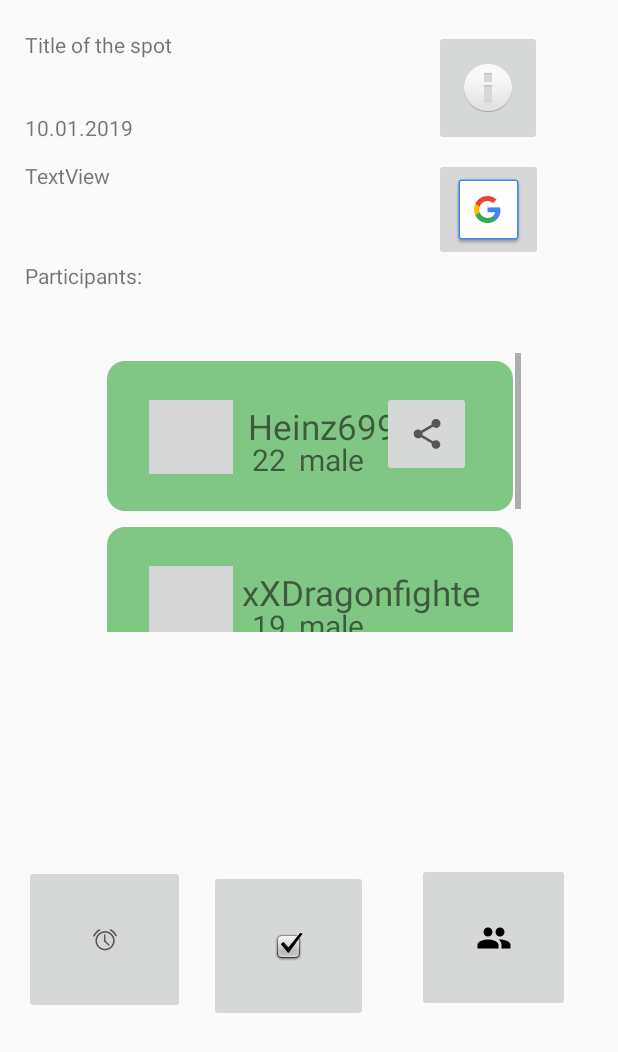
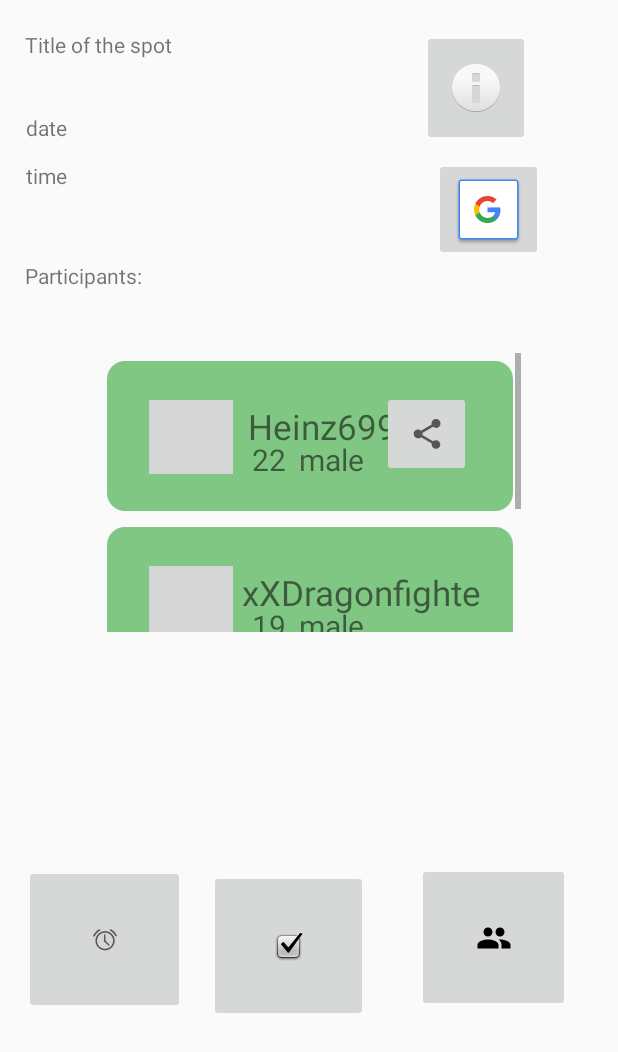
Before and after one commit to richardschaeffer96/PEM2018, an Android app: the SpotInterface screen opened directly, with no data from a screen before it, on a phone screen of 412 x 824 dp. Shown: the top 1052 px of the screen. Run offline under Robolectric (Android 15) with nearby library versions, the phone set to English and light mode, and no system bars; 4 statements that could not run were skipped; grey boxes are pictures that could not be loaded.

```diff
--- a/app/src/main/java/com/example/richa_000/sponnect/Menu.java
+++ b/app/src/main/java/com/example/richa_000/sponnect/Menu.java
@@ -76,7 +76,7 @@ public class Menu extends AppCompatActivity {
                 mRecyclerView = findViewById(R.id.recyclerview);
                 mRecyclerView.setHasFixedSize(true);
                 mLayoutManager = new LinearLayoutManager(mRecyclerView.getContext());
-                mAdapter = new SpotAdapter(mySpotList);
+                mAdapter = new SpotAdapter(mySpotList, userID);
 
                 mRecyclerView.setLayoutManager(mLayoutManager);
                 mRecyclerView.setAdapter(mAdapter);
--- a/app/src/main/java/com/example/richa_000/sponnect/Spot.java
+++ b/app/src/main/java/com/example/richa_000/sponnect/Spot.java
@@ -1,6 +1,8 @@
 package com.example.richa_000.sponnect;
 
-class Spot {
+import java.io.Serializable;
+
+class Spot implements Serializable {
 
     private String title;
     private String address;
--- a/app/src/main/java/com/example/richa_000/sponnect/SpotInterface.java
+++ b/app/src/main/java/com/example/richa_000/sponnect/SpotInterface.java
@@ -4,19 +4,38 @@ import android.support.v7.app.AppCompatActivity;
 import android.os.Bundle;
 import android.support.v7.widget.LinearLayoutManager;
 import android.support.v7.widget.RecyclerView;
+import android.util.Log;
+import android.widget.TextView;
 
 import java.util.ArrayList;
 
 public class SpotInterface extends AppCompatActivity {
 
+    private static final String TAG = "SpotInterface";
+
+    private TextView spotTitle;
+    private TextView spotDate;
+    private TextView spotTime;
+    private TextView spotDesc;
+
     private RecyclerView mRecyclerView;
     private RecyclerView.Adapter mAdapter;
     private RecyclerView.LayoutManager mLayoutManager;
+
+    private String userID;
+    private Spot spot;
 
     @Override
     protected void onCreate(Bundle savedInstanceState) {
         super.onCreate(savedInstanceState);
         setContentView(R.layout.activity_spot_interface);
+
+        userID = getIntent().getStringExtra("id");
+        spot = (Spot) getIntent().getSerializableExtra("spot");
+        Log.d(TAG, "onCreate: Given Spot that was clicked is: "+spot.getTitle()+", on: "+spot.getDate()+", "+spot.getTime());
+        setSpotInformation(spot);
+
+        //Log.d(TAG, "onCreate: User is logged in"+userID);
 
         ArrayList<ParticipantsExample> exampleList = new ArrayList<>();
         //Drawable images will not be pushed, need to be copied seprately. -Nanni
@@ -32,4 +51,18 @@ public class SpotInterface extends AppCompatActivity {
         mRecyclerView.setLayoutManager(mLayoutManager);
         mRecyclerView.setAdapter(mAdapter);
     }
+
+    /**
+     * function to set the Spot information in the Spot interface. Needs to be in own function because java is stupid and does weird things.
+     * @param spot
+     */
+    private void setSpotInformation(Spot spot){
+        //Setting information
+        spotTitle = findViewById(R.id.spot_title);
+        spotDate = findViewById(R.id.spot_date);
+        spotTime = findViewById(R.id.spot_time);
+        spotTitle.setText(spot.getTitle());
+        spotDate.setText(spot.getDate());
+        spotTime.setText(spot.getTime());
+    }
 }
--- a/app/src/main/res/layout/activity_spot_interface.xml
+++ b/app/src/main/res/layout/activity_spot_interface.xml
@@ -25,7 +25,7 @@
         app:layout_constraintVertical_bias="0.015" />
 
     <TextView
-        android:id="@+id/text_date"
+        android:id="@+id/spot_date"
         android:layout_width="wrap_content"
         android:layout_height="24dp"
         android:layout_marginStart="8dp"
@@ -34,7 +34,7 @@
         android:layout_marginEnd="8dp"
         android:layout_marginRight="8dp"
         android:layout_marginBottom="8dp"
-        android:text="10.01.2019"
+        android:text="date"
         app:layout_constraintBottom_toBottomOf="parent"
         app:layout_constraintEnd_toEndOf="parent"
         app:layout_constraintHorizontal_bias="0.026"
@@ -43,7 +43,7 @@
         app:layout_constraintVertical_bias="0.038" />
 
     <TextView
-        android:id="@+id/textView6"
+        android:id="@+id/spot_time"
         android:layout_width="wrap_content"
         android:layout_height="wrap_content"
         android:layout_marginStart="8dp"
@@ -52,12 +52,12 @@
         android:layout_marginEnd="8dp"
         android:layout_marginRight="8dp"
         android:layout_marginBottom="8dp"
-        android:text="TextView"
+        android:text="time"
         app:layout_constraintBottom_toBottomOf="parent"
         app:layout_constraintEnd_toEndOf="parent"
         app:layout_constraintHorizontal_bias="0.025"
         app:layout_constraintStart_toStartOf="parent"
-        app:layout_constraintTop_toBottomOf="@+id/text_date"
+        app:layout_constraintTop_toBottomOf="@+id/spot_date"
         app:layout_constraintVertical_bias="0.0" />
 
     <TextView
@@ -75,7 +75,7 @@
         app:layout_constraintEnd_toEndOf="parent"
         app:layout_constraintHorizontal_bias="0.027"
         app:layout_constraintStart_toStartOf="parent"
-        app:layout_constraintTop_toBottomOf="@+id/textView6"
+        app:layout_constraintTop_toBottomOf="@+id/spot_time"
         app:layout_constraintVertical_bias="0.059" />
 
     <ImageButton
@@ -91,7 +91,7 @@
         app:layout_constraintBottom_toBottomOf="parent"
         app:layout_constraintEnd_toEndOf="parent"
         app:layout_constraintHorizontal_bias="0.818"
-        app:layout_constraintStart_toEndOf="@+id/text_date"
+        app:layout_constraintStart_toEndOf="@+id/spot_date"
         app:layout_constraintTop_toTopOf="parent"
         app:layout_constraintVertical_bias="0.016"
         app:srcCompat="@android:drawable/ic_dialog_info" />
--- a/app/src/main/res/values/colors.xml
+++ b/app/src/main/res/values/colors.xml
@@ -3,4 +3,9 @@
     <color name="colorPrimary">#008577</color>
     <color name="colorPrimaryDark">#00574B</color>
     <color name="colorAccent">#D81B60</color>
+
+    <color name="green">#74f184</color>
+    <color name="turquoise">#74f1c2</color>
+    <color name="lightBlue">#74e2f1</color>
+    <color name="darkBlue">#74a4f1</color>
 </resources>
```
Also changed, not shown: app/src/main/java/com/example/richa_000/sponnect/SpotAdapter.java (+8 -3 lines).
